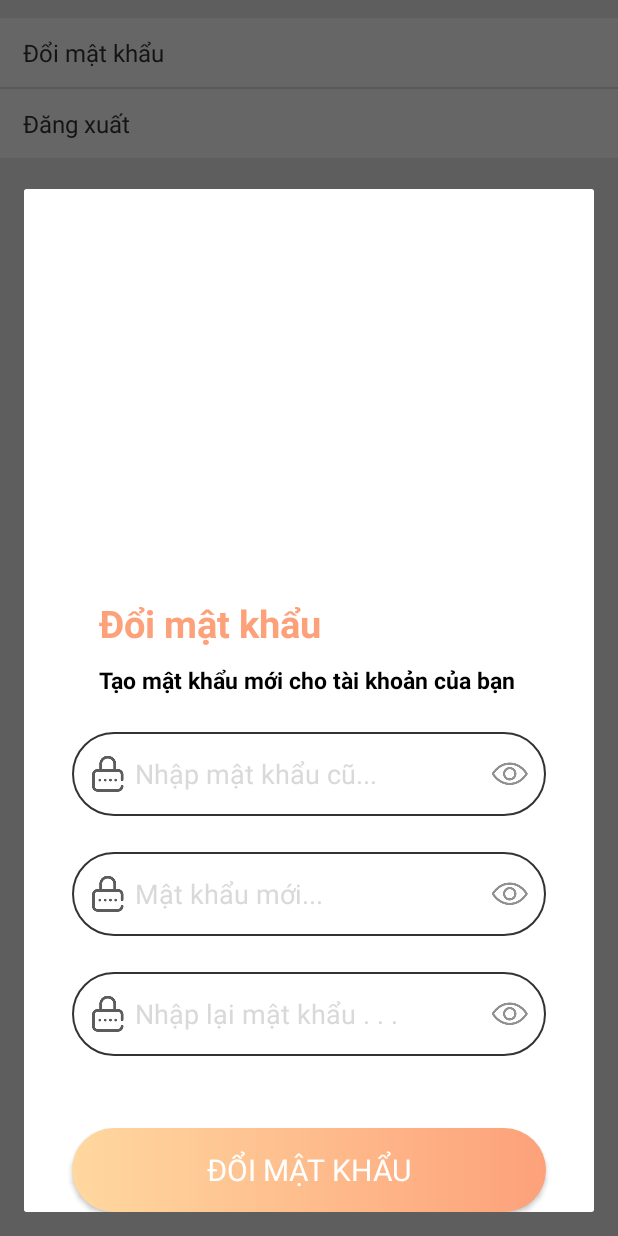
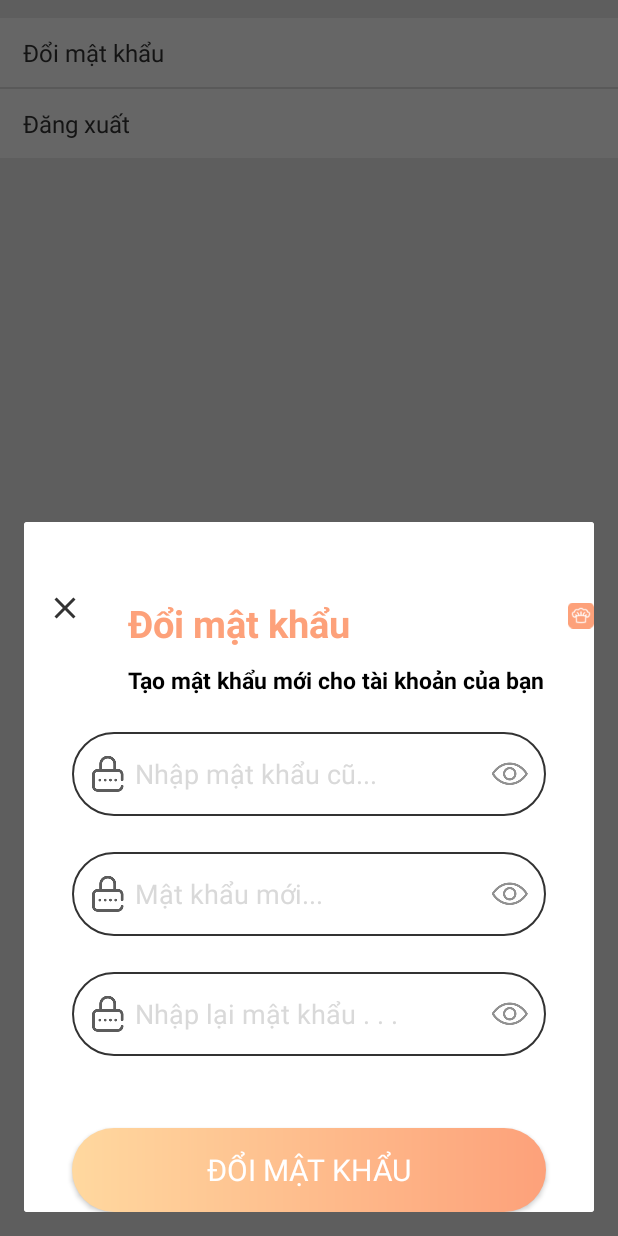
Before and after one commit to nghia260324/DuAn1, an Android app: the fragment FragmentCaNhan shown on its own in the app's theme, after a tap on "Đổi mật khẩu", on a phone screen of 412 x 824 dp. Run offline under Robolectric (Android 15) with nearby library versions, the phone set to English and light mode, and no system bars; our stand-ins replace Firebase (no records; nobody signed in at launch, a user with empty details on screens opened directly); Roboto replaces fonts that are not available here.

Commit message:
update changePassword

```diff
--- a/app/src/main/java/com/example/ungdungchiasecongthucnauan/Adapter/CaNhanAdapter.java
+++ b/app/src/main/java/com/example/ungdungchiasecongthucnauan/Adapter/CaNhanAdapter.java
@@ -14,6 +14,7 @@ import android.view.WindowManager;
 import android.widget.ArrayAdapter;
 import android.widget.Button;
 import android.widget.EditText;
+import android.widget.ImageView;
 import android.widget.TextView;
 import android.widget.Toast;
 
@@ -89,14 +90,14 @@ public class CaNhanAdapter extends ArrayAdapter<String> {
         edt_mkmoi=dialog.findViewById(R.id.edt_mkmoi);
         edt_nhaplaimk= dialog.findViewById(R.id.edt_nhaplaimk);
         Button btnRegister= dialog.findViewById(R.id.btn_register);
-//        ImageView img_Close=dialog.findViewById(R.id.img_Close);
+        ImageView img_Close=dialog.findViewById(R.id.img_Close);
 
-//        img_Close.setOnClickListener(new View.OnClickListener() {
-//            @Override
-//            public void onClick(View view) {
-//                dialog.dismiss();
-//            }
-//        });
+        img_Close.setOnClickListener(new View.OnClickListener() {
+            @Override
+            public void onClick(View view) {
+                dialog.dismiss();
+            }
+        });
         btnRegister.setOnClickListener(new View.OnClickListener() {
             @Override
             public void onClick(View view) {
@@ -104,7 +105,6 @@ public class CaNhanAdapter extends ArrayAdapter<String> {
                   String newpassword=edt_mkmoi.getText().toString().trim();
                   String renewpass=edt_nhaplaimk.getText().toString().trim();
 
-                Log.e("Tag",""+validate(oldpassword,newpassword,renewpass));
                   if (validate(oldpassword,newpassword,renewpass)){
                       FirebaseUser user=FirebaseAuth.getInstance().getCurrentUser();
                       String email=user.getEmail();
@@ -136,6 +136,7 @@ public class CaNhanAdapter extends ArrayAdapter<String> {
 
     private boolean validate(String oldpassword,String newpassword, String repassword){
         boolean check;
+
         if (oldpassword.isEmpty()&&newpassword.isEmpty()&&repassword.isEmpty()){
             if (!newpassword.matches("^(?=.*\\d)(?=.*[a-z])(?=.*[A-Z])(?=.*[a-zA-Z]).{8,}$")){
                 edt_mkmoi.setError("Mật khẩu phải có 5 ký tự trở lên, Ít nhất 1 chữ in hoa và 1 chữ thường !");
@@ -147,7 +148,8 @@ public class CaNhanAdapter extends ArrayAdapter<String> {
                 edt_nhaplaimk.requestFocus();
                 check=false;
             }
-
+            edt_mkcu.setError("Không để trống trường này !");
+            edt_mkcu.requestFocus();
             check=false;
         }else{
           //true
--- a/app/src/main/res/layout/dialog_chanepassword.xml
+++ b/app/src/main/res/layout/dialog_chanepassword.xml
@@ -2,22 +2,34 @@
 <LinearLayout xmlns:android="http://schemas.android.com/apk/res/android"
     xmlns:app="http://schemas.android.com/apk/res-auto"
     android:layout_width="match_parent"
-    android:layout_height="match_parent"
+    android:layout_height="460dp"
+    android:orientation="vertical"
     android:background="@color/white">
 
+       <LinearLayout
+           android:layout_width="match_parent"
+           android:layout_height="wrap_content"
+           android:orientation="horizontal">
 
-    <LinearLayout
-        android:layout_width="match_parent"
-        android:layout_height="wrap_content"
-        android:layout_alignParentBottom="true"
-        android:layout_marginTop="160dp"
-        android:orientation="vertical">
+           <ImageView
+               android:layout_width="wrap_content"
+               android:layout_height="wrap_content"
+               android:layout_marginTop="45dp"
+               android:layout_marginLeft="15dp"
+               android:id="@+id/img_Close"
+               android:src="@drawable/baseline_close"
+               />
+
+        <LinearLayout
+            android:layout_width="wrap_content"
+            android:layout_height="wrap_content"
+            android:orientation="vertical">
         <TextView
             android:id="@+id/tv_doimk"
             android:layout_width="wrap_content"
             android:layout_height="wrap_content"
-            android:layout_marginLeft="50dp"
-            android:layout_marginTop="112dp"
+            android:layout_marginLeft="30dp"
+            android:layout_marginTop="50dp"
             android:fontFamily="@font/baloo_bhaijaan"
             android:text="Đổi mật khẩu"
             android:textColor="@color/orange_FDA"
@@ -28,13 +40,26 @@
             android:id="@+id/tv_taomatkhaumoi"
             android:layout_width="wrap_content"
             android:layout_height="wrap_content"
-            android:layout_marginLeft="50dp"
+            android:layout_marginLeft="30dp"
             android:layout_marginTop="10dp"
             android:fontFamily="@font/baloo_bhaijaan"
             android:text="Tạo mật khẩu mới cho tài khoản của bạn"
             android:textColor="@color/black"
             android:textSize="15sp"
             android:textStyle="bold" />
+
+        </LinearLayout>
+
+           <ImageView
+               android:layout_width="wrap_content"
+               android:layout_height="wrap_content"
+               android:src="@drawable/logoapp"
+               android:layout_marginTop="45dp"
+               android:layout_marginLeft="15dp"
+               ></ImageView>
+
+
+       </LinearLayout>
 
         <LinearLayout
             android:layout_width="match_parent"
@@ -120,5 +145,5 @@
                 android:textColor="@color/white"
                 android:textSize="20sp" />
         </LinearLayout>
-    </LinearLayout>
+
 </LinearLayout>
```
